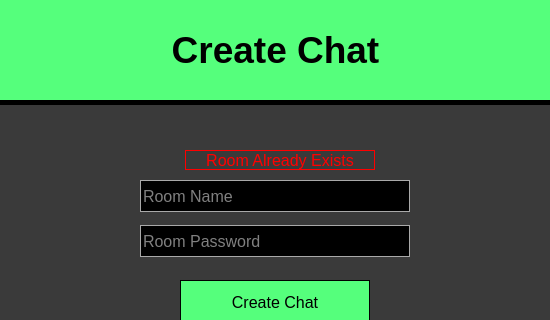
Qt form Cove_Client/cove_createchat.ui (tyler-becker/Middle-Management-CMPS285) before a commit; both pictures show x 0 to 550 and y 0 to 320 of the 550 by 685 pixel window.
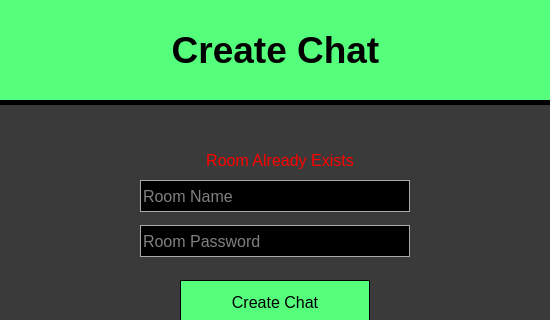
The same form after that commit.

The edit to the form file:
```diff
--- a/Cove_Client/cove_createchat.ui
+++ b/Cove_Client/cove_createchat.ui
@@ -660,7 +660,6 @@
     <string notr="true">QLabel{
 	color: red;
 	background-color: none;
-	border: 1px solid red;
 }</string>
    </property>
    <property name="text">
```
